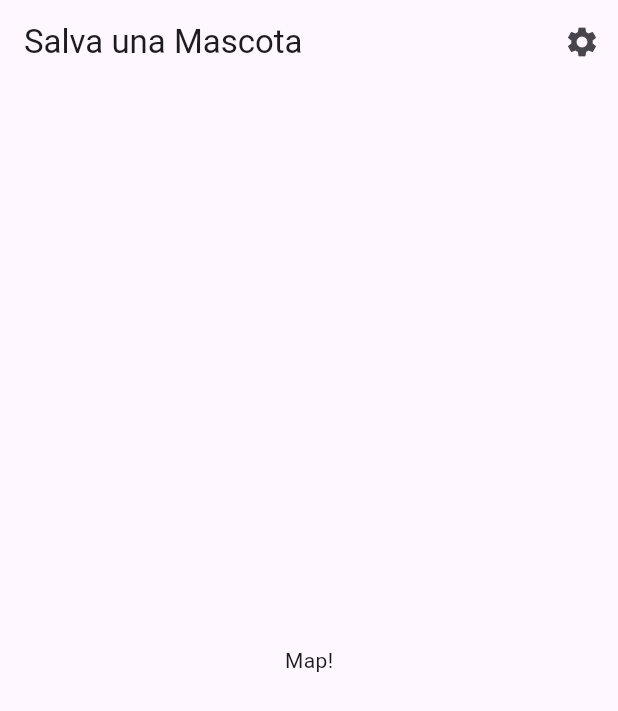
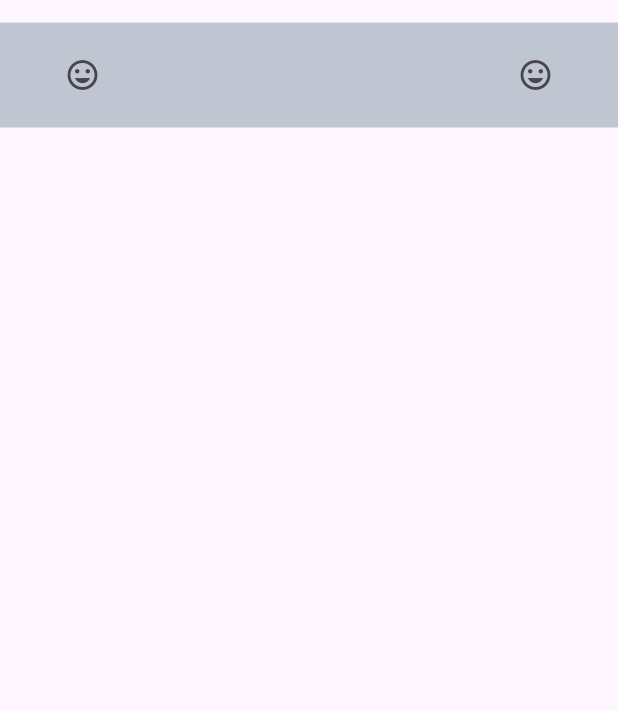
Before and after one commit to CRUXsur/mascotas, a Flutter app: the screen it shows after launch, on a phone screen of 412 x 824 dp. Shown: the top 711 px of the screen. Run offline on Flutter 3.47's test engine with Material 3 defaults, Android fonts, the phone set to English and light mode, and no system bars; our stand-ins replace flutter_riverpod, get.

Commit message:
customBar UI

```diff
--- a/lib/main.dart
+++ b/lib/main.dart
@@ -3,7 +3,7 @@ import 'package:get/get.dart';
 import 'package:flutter_riverpod/flutter_riverpod.dart';
 
 import 'package:mascotas/presentation/presentation.dart';
-import 'package:mascotas/presentation/screens/home/home_screen.dart';
+
 
 
 void main() {
--- a/lib/presentation/presentation.dart
+++ b/lib/presentation/presentation.dart
@@ -1,5 +1,16 @@
+//lib
+// presentation
+
+
+  // providers
+  export 'package:mascotas/presentation/providers/app_state_provider.dart';
+
+  // location
+
+  // permissions
 
 
 
-//providers
-export 'package:mascotas/presentation/providers/app_state_provider.dart';
+  // screens
+    // home
+    export 'package:mascotas/presentation/screens/home/home_screen.dart';
--- a/lib/presentation/screens/home/home_screen.dart
+++ b/lib/presentation/screens/home/home_screen.dart
@@ -1,5 +1,7 @@
 
 import 'package:flutter/material.dart';
+
+import 'package:mascotas/widgets/widgets.dart';
 
 
 
@@ -11,19 +13,24 @@ class HomeScreen extends StatelessWidget {
   Widget build(BuildContext context) {
     return Scaffold(
       //
-      appBar: AppBar(
-        title: const Text('Salva una Mascota'),
-        actions: [
-          IconButton(
-              onPressed: (){
-
-              },
-              icon: const Icon(Icons.settings)
-          ),
-        ],
-      ),
-      body: Center(
-        child: Text('Map!'),
+      // appBar: AppBar(
+      //   title: const Text('Salva una Mascota'),
+      //   actions: [
+      //     IconButton(
+      //         onPressed: (){},
+      //         icon: const Icon(Icons.settings)
+      //     ),
+      //   ],
+      // ),
+      body: SingleChildScrollView(
+        child: Stack(
+          children: [
+            //
+            CustomBar(),
+            SizedBox(height: 15,),
+            //
+          ],
+        ),
       ),
     );
   }
--- /dev/null
+++ b/lib/widgets/bar/custom_bar.dart
@@ -0,0 +1,57 @@
+import 'package:flutter/material.dart';
+
+
+
+
+class CustomBar extends StatelessWidget {
+  const CustomBar({super.key});
+
+
+
+
+
+
+  @override
+  Widget build(BuildContext context) {
+    return SafeArea(
+      child: Container(
+        margin: const EdgeInsets.only(top: 15),
+        padding: const EdgeInsets.symmetric(horizontal: 30),
+        //color: Colors.deepOrange.withOpacity(0.2), //Color(0xFFF2F3EE),
+        color: Colors.blueGrey.withOpacity(0.4),
+        width: double.infinity,
+        height: 70,
+        child: Padding(
+          padding: EdgeInsets.all(1.0),
+          child: Row(
+            mainAxisAlignment: MainAxisAlignment.spaceBetween,
+            crossAxisAlignment: CrossAxisAlignment.center,
+            children: [
+
+              //user
+              IconButton(
+                onPressed: () {},
+                icon: Icon(Icons.insert_emoticon_sharp),
+              ),
+              Spacer(),
+
+              // title: Text('Salva una Mascota',
+              //   style: TextStyle(fontSize: 24, color: Colors.blue ),
+              // ),
+
+              Spacer(),
+              //add new signal
+              IconButton(
+                onPressed: () {},
+                icon: const Icon(Icons.insert_emoticon_sharp),
+                //icon: ImageIcon( ImageIcon. 'assets/logo.png'),
+              ),
+
+
+            ],
+          ),
+        ),
+      ),
+    );
+  }
+}
--- a/lib/widgets/widgets.dart
+++ b/lib/widgets/widgets.dart
@@ -0,0 +1,13 @@
+
+
+
+
+
+
+//bar
+export 'package:mascotas/widgets/bar/custom_bar.dart';
+
+//btn
+
+
+//txt
```
